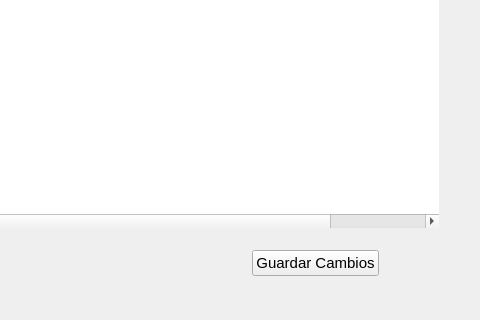
Before: the Qt Designer form blustock/ui/screens_uis/stock.ui in MaxAPBusiness/Blustock, drawn with Qt 5; both pictures show x 768 to 1248 and y 457 to 777 of the 1248 by 777 pixel window.
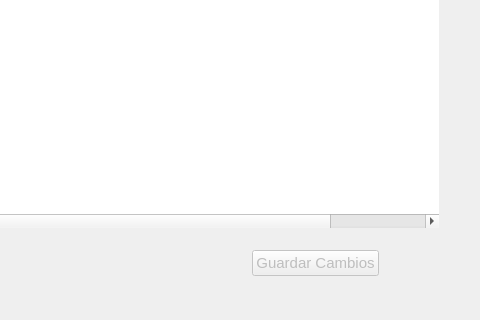
After: the same form once the commit is applied. Icons and pictures are not drawn.

Patch:
```diff
--- a/blustock/ui/screens_uis/stock.ui
+++ b/blustock/ui/screens_uis/stock.ui
@@ -330,6 +330,9 @@
        </item>
        <item>
         <widget class="QPushButton" name="botonGuardar">
+         <property name="enabled">
+          <bool>false</bool>
+         </property>
          <property name="font">
           <font>
            <pointsize>11</pointsize>
```
